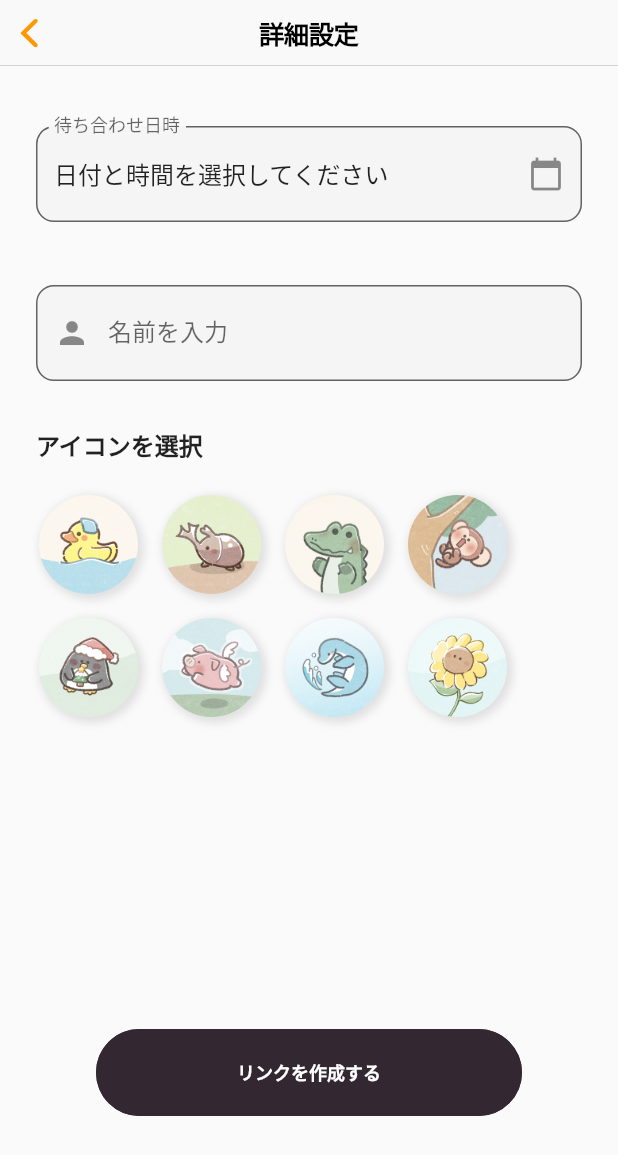
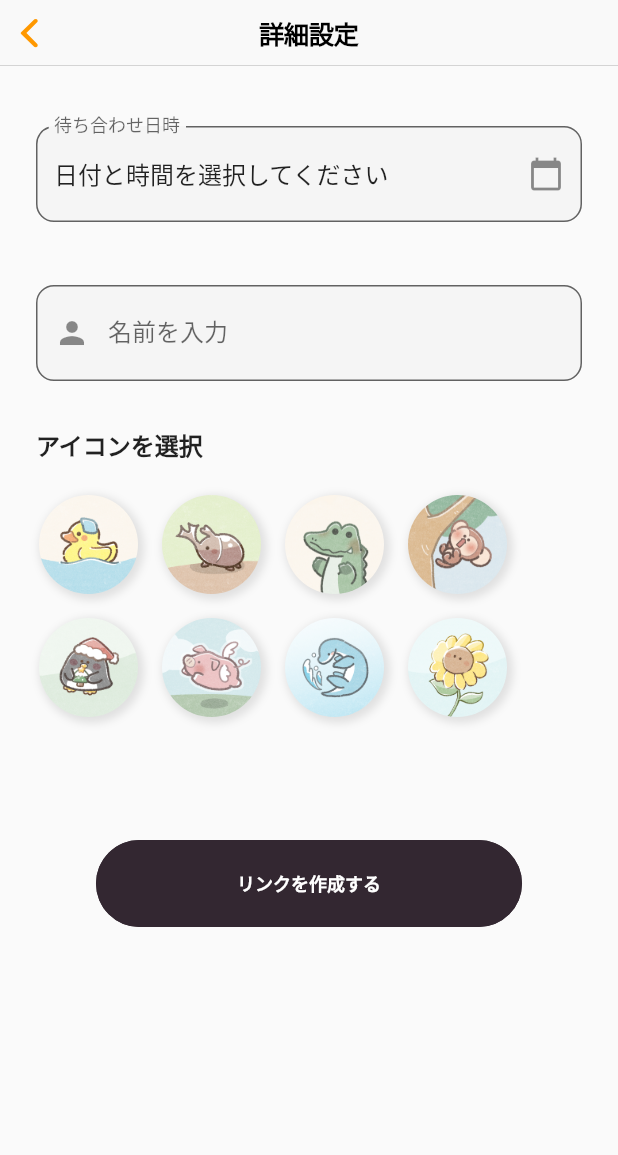
Before and after one commit to Al-Mikan/mesh-frontend, a Flutter app: the SetDetailsPage screen opened directly with empty values, on a phone screen of 412 x 824 dp. Shown: the top 1155 px of the screen. Run offline on Flutter 3.47's test engine with Material 3 defaults, Android fonts, the phone set to English and light mode, and no system bars; our stand-ins replace app_links, dio, fixnum, flutter_datetime_picker_plus, google_maps_flutter, hooks_riverpod and 3 more; missing offline and left inert: background_locator_2, google_maps_webservice, grpc, protobuf; accounts and stored records are empty.

Commit message:
fix: リンク作成ボタンが浮くバグ

```diff
--- a/lib/set_details_page.dart
+++ b/lib/set_details_page.dart
@@ -215,10 +215,7 @@ class _SetDetailsAndNamePageState extends ConsumerState<SetDetailsPage> {
                     if (_selectedIconError != null)
                       Text(
                         _selectedIconError!,
-                        style: const TextStyle(
-                          color: Colors.red,
-                          fontSize: 12,
-                        ),
+                        style: const TextStyle(color: Colors.red, fontSize: 12),
                       ),
                     const SizedBox(height: 10),
                     Wrap(
@@ -238,17 +235,7 @@ class _SetDetailsAndNamePageState extends ConsumerState<SetDetailsPage> {
                               )
                               .toList(),
                     ),
-                  ],
-                ),
-              ),
-            ),
-
-            // 📌 「次へ」ボタンを `Positioned` で調整
-            Positioned(
-              bottom: 80, // 🔹 画面下から少し上に配置
-              left: 24,
-              right: 24,
-              child:
+                    const SizedBox(height: 80),
                     _isSubmitting
                         ? const Center(
                           child: CircularProgressIndicator(
@@ -262,7 +249,12 @@ class _SetDetailsAndNamePageState extends ConsumerState<SetDetailsPage> {
                           onPressed: _submitDetails,
                           fill: true,
                         ),
+                  ],
                 ),
+              ),
+            ),
+
+            // 📌 「次へ」ボタンを `Positioned` で調整
           ],
         ),
       ),
```
Lines whose indentation alone changed are shown as unchanged.
